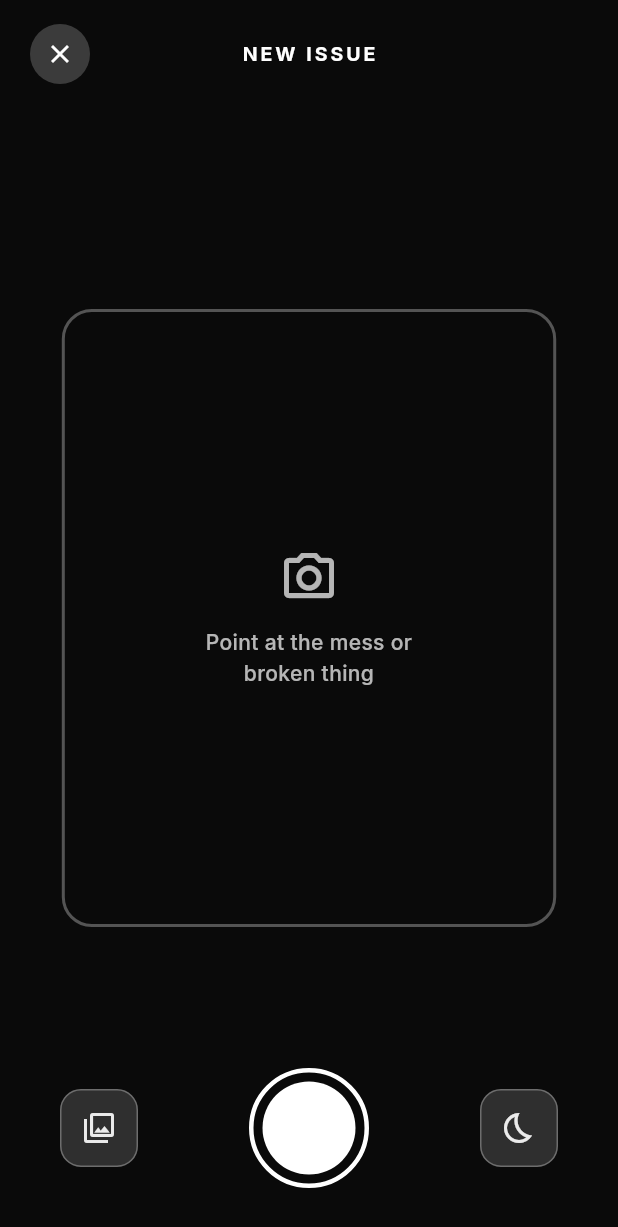
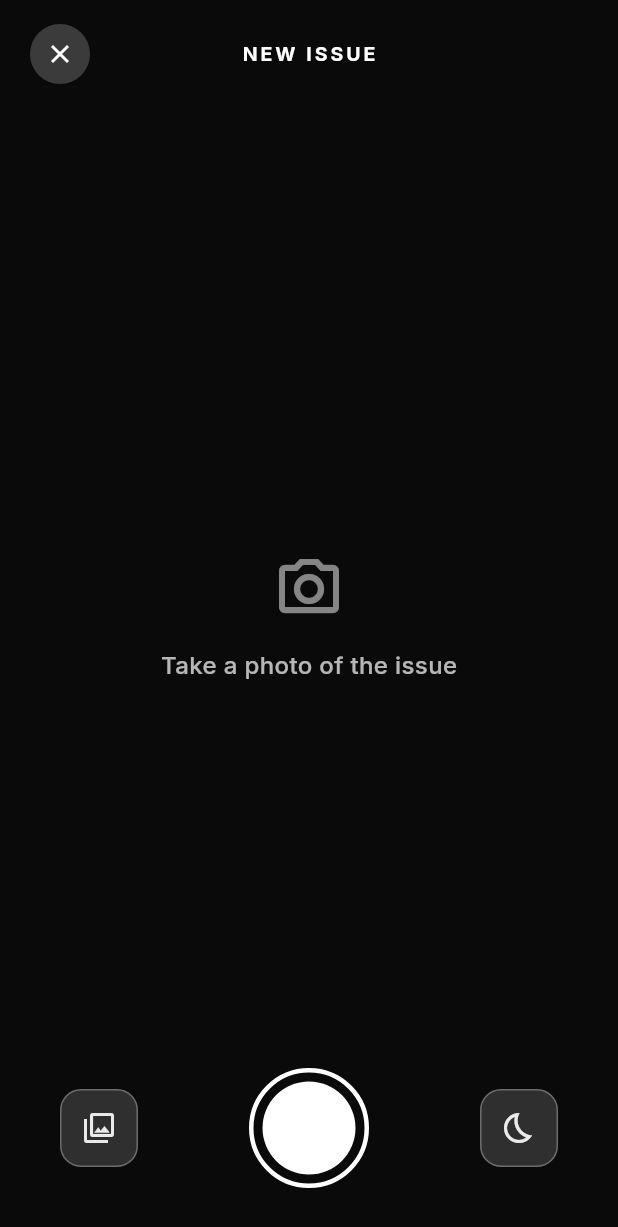
Before and after one commit to nyandrianinamamy/ma-coloc, a Flutter app: the _CameraView screen opened directly with empty values, on a phone screen of 412 x 824 dp. Shown: the top 1227 px of the screen. Run offline on Flutter 3.47's test engine with Material 3 defaults, Android fonts, the phone set to English and light mode, and no system bars; our stand-ins replace cloud_firestore, cloud_functions, firebase_auth, firebase_core, firebase_messaging, firebase_storage and 7 more; accounts and stored records are empty.

Commit message:
fix: auto-launch camera when creating issue (#11)
The fake camera view (black screen with viewfinder) was confusing users.
Now the system camera picker opens automatically when the screen appears.
The background view shows simple instructions while the picker is active.

Co-Authored-By: Claude Opus 4.6 <noreply@anthropic.com>

```diff
--- a/lib/src/features/issues/create_issue_screen.dart
+++ b/lib/src/features/issues/create_issue_screen.dart
@@ -119,7 +119,7 @@ class _CreateIssueScreenState extends ConsumerState<CreateIssueScreen> {
 // Phase 1 — Camera View
 // ---------------------------------------------------------------------------
 
-class _CameraView extends StatelessWidget {
+class _CameraView extends StatefulWidget {
   const _CameraView({
     super.key,
     required this.onClose,
@@ -128,6 +128,28 @@ class _CameraView extends StatelessWidget {
 
   final VoidCallback onClose;
   final ValueChanged<XFile> onPhotoPicked;
+
+  @override
+  State<_CameraView> createState() => _CameraViewState();
+}
+
+class _CameraViewState extends State<_CameraView> {
+  bool _cameraLaunched = false;
+
+  @override
+  void initState() {
+    super.initState();
+    // Auto-launch camera when the view appears
+    WidgetsBinding.instance.addPostFrameCallback((_) {
+      if (!_cameraLaunched) {
+        _cameraLaunched = true;
+        _pickImage(ImageSource.camera, context);
+      }
+    });
+  }
+
+  VoidCallback get onClose => widget.onClose;
+  ValueChanged<XFile> get onPhotoPicked => widget.onPhotoPicked;
 
   Future<void> _pickImage(ImageSource source, BuildContext context) async {
     try {
@@ -158,62 +180,36 @@ class _CameraView extends StatelessWidget {
 
   @override
   Widget build(BuildContext context) {
-    final screenSize = MediaQuery.of(context).size;
-    final viewfinderWidth = screenSize.width * 0.8;
-    final viewfinderHeight = screenSize.height * 0.5;
-
     return Scaffold(
       backgroundColor: Colors.black,
       body: SafeArea(
         child: Stack(
           children: [
-            // Full-screen dark placeholder for camera
+            // Dark background while camera picker is open
             Positioned.fill(
               child: Container(color: const Color(0xFF0A0A0A)),
             ),
 
-            // Center viewfinder guide
+            // Center instruction
             Center(
-              child: SizedBox(
-                width: viewfinderWidth,
-                height: viewfinderHeight,
-                child: Stack(
-                  alignment: Alignment.center,
-                  children: [
-                    // Rounded rectangle border guide
-                    Container(
-                      decoration: BoxDecoration(
-                        borderRadius: BorderRadius.circular(20),
-                        border: Border.all(
-                          color: Colors.white.withValues(alpha: 0.3),
-                          width: 2,
-                        ),
-                      ),
-                    ),
-                    // Camera icon + label
-                    Column(
+              child: Column(
                 mainAxisSize: MainAxisSize.min,
                 children: [
                   Icon(
                     Icons.camera_alt_outlined,
-                          color: Colors.white.withValues(alpha: 0.7),
-                          size: 40,
+                    color: Colors.white.withValues(alpha: 0.5),
+                    size: 48,
                   ),
-                        const SizedBox(height: 12),
+                  const SizedBox(height: 16),
                   Text(
-                          'Point at the mess or\nbroken thing',
-                          textAlign: TextAlign.center,
+                    'Take a photo of the issue',
                     style: TextStyle(
                       color: Colors.white.withValues(alpha: 0.7),
-                            fontSize: 14,
+                      fontSize: 16,
                       fontWeight: FontWeight.w500,
-                            height: 1.5,
                     ),
                   ),
                 ],
-                    ),
-                  ],
-                ),
               ),
             ),
 
@@ -227,7 +223,6 @@ class _CameraView extends StatelessWidget {
                     const EdgeInsets.symmetric(horizontal: 20, vertical: 16),
                 child: Row(
                   children: [
-                    // Close button
                     GestureDetector(
                       onTap: onClose,
                       child: Container(
@@ -245,7 +240,6 @@ class _CameraView extends StatelessWidget {
                       ),
                     ),
                     const Spacer(),
-                    // "NEW ISSUE" label
                     const Text(
                       'NEW ISSUE',
                       style: TextStyle(
@@ -256,7 +250,6 @@ class _CameraView extends StatelessWidget {
                       ),
                     ),
                     const Spacer(),
-                    // Invisible placeholder to balance the close button
                     const SizedBox(width: 40),
                   ],
                 ),
```
Lines whose indentation alone changed are shown as unchanged.
